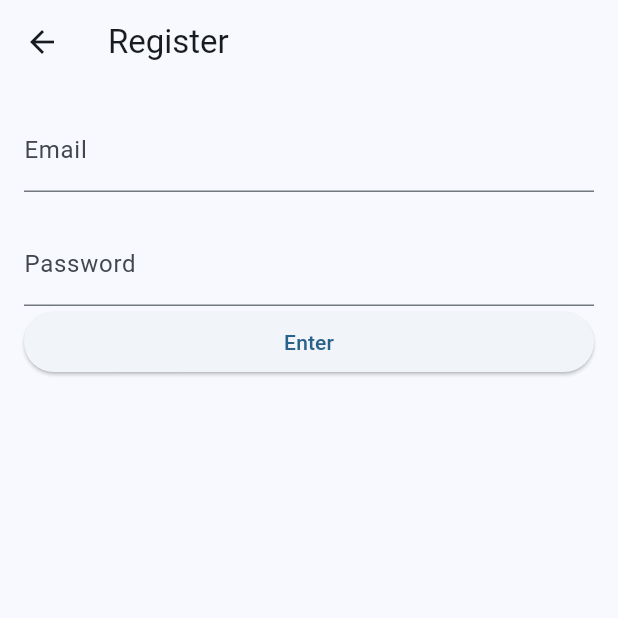
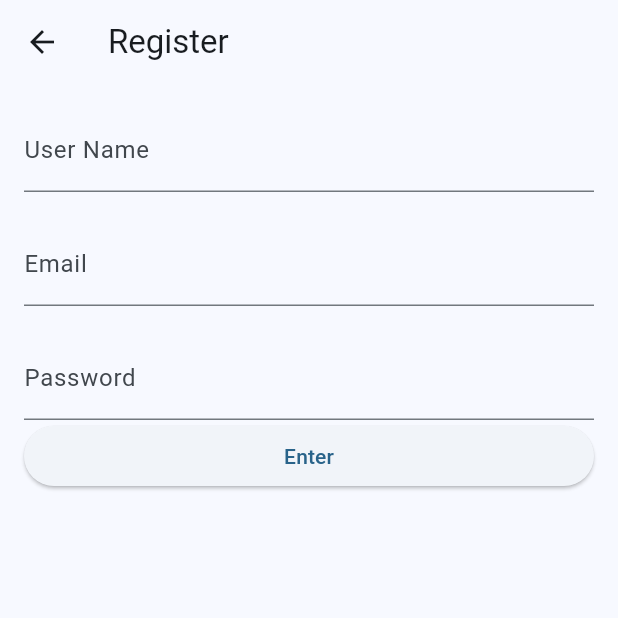
Before and after one commit to SpotSpots/spots_front, a Flutter app: the RegisterPage screen opened directly, on a phone screen of 412 x 824 dp, the top half of it. Run offline on Flutter 3.47's test engine with Material 3 defaults, Android fonts, the phone set to English and light mode, and no system bars; drawn by our look-alikes of modal_progress_hud_nsn; our stand-ins replace cloud_firestore, firebase_auth, firebase_core; accounts and stored records are empty.

Commit message:
feat: 가입 시 UserName을 받도록 구현
- UserName을 받아, Firebase DB에 저장하도록 구현 완료
- 로딩화면도 추가해, 가입 혹은 로그인 시의 로딩을 구현

```diff
--- a/lib/RegisterPage.dart
+++ b/lib/RegisterPage.dart
@@ -1,6 +1,8 @@
 import 'SuccessRegisterPage.dart';
 import 'package:flutter/material.dart';
 import 'package:firebase_auth/firebase_auth.dart';
+import 'package:modal_progress_hud_nsn/modal_progress_hud_nsn.dart';
+import 'package:cloud_firestore/cloud_firestore.dart';
 
 class RegisterPage extends StatelessWidget {
   const RegisterPage({super.key});
@@ -24,19 +26,34 @@ class RegisterForm extends StatefulWidget {
 }
 
 class _RegisterFormState extends State<RegisterForm> {
+  bool saving = false;
   final _authentication = FirebaseAuth.instance;
   final _formKey = GlobalKey<FormState>();
+  String userName = '';
   String email = '';
   String password = '';
 
   @override
   Widget build(BuildContext context) {
-    return Padding(
+    return ModalProgressHUD(
+      inAsyncCall: saving,
+      child: Padding(
         padding: const EdgeInsets.all(16.0),
         child: Form(
             key: _formKey,
             child: ListView(
               children: [
+                TextFormField(
+                  decoration: const InputDecoration(
+                    labelText: 'User Name',
+                  ),
+                  onChanged: (value) {
+                    userName = value;
+                  },
+                ),
+                const SizedBox(
+                  height: 20,
+                ),
                 TextFormField(
                   decoration: const InputDecoration(
                     labelText: 'Email',
@@ -60,15 +77,25 @@ class _RegisterFormState extends State<RegisterForm> {
                 ElevatedButton(
                   onPressed: () async {
                     try {
+                      setState(() {
+                        saving = true;
+                      });
                       final newUser = await _authentication
                           .createUserWithEmailAndPassword(
                           email: email, password: password);
+                      await FirebaseFirestore.instance.collection('user').doc(newUser.user!.uid).set({
+                        'userName' : userName,
+                        'email': email,
+                      });
                       if (newUser.user != null) {
                         _formKey.currentState!.reset();
                         if (!mounted) return;
                         Navigator.push(context, MaterialPageRoute(
                             builder: (context) => const SuccessRegisterPage()));
                       }
+                      setState(() {
+                        saving = false;
+                      });
                     } catch (e) {
                       print(e);
                     }
@@ -77,6 +104,7 @@ class _RegisterFormState extends State<RegisterForm> {
               ],
             )
         ),
+      ),
     );
   }
 }
--- a/pubspec.yaml
+++ b/pubspec.yaml
@@ -38,6 +38,8 @@ dependencies:
   firebase: ^9.0.3
   firebase_core: ^2.24.0
   firebase_auth: ^4.15.0
+  modal_progress_hud_nsn: ^0.4.0
+  cloud_firestore: ^4.13.3
 
 dev_dependencies:
   flutter_test:
```
Also changed, not shown: lib/LoginPage.dart (+12 -1 lines), 1 other file. Lines whose indentation alone changed are shown as unchanged.
